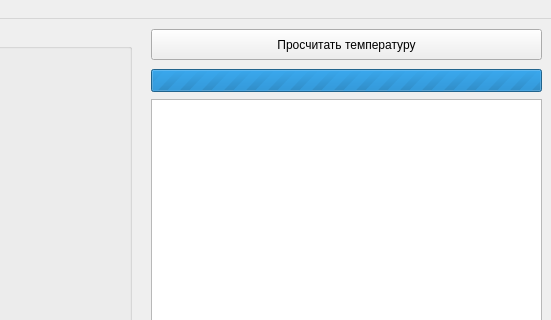
First picture: the form in mainwindow.ui, repository MVetch/heat, before the edit; both pictures show x 679 to 1230 and y 0 to 320 of the 1230 by 740 pixel window.
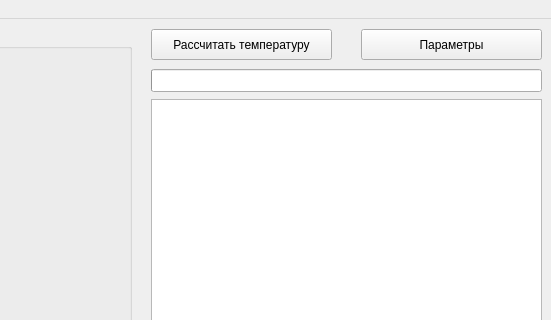
Second picture: the form after the edit. Custom widgets are drawn as their Qt base class.

Diff of the .ui file:
```diff
--- a/mainwindow.ui
+++ b/mainwindow.ui
@@ -10,9 +10,24 @@
     <height>740</height>
    </rect>
   </property>
+  <property name="minimumSize">
+   <size>
+    <width>1230</width>
+    <height>740</height>
+   </size>
+  </property>
+  <property name="maximumSize">
+   <size>
+    <width>1230</width>
+    <height>740</height>
+   </size>
+  </property>
   <property name="windowTitle">
    <string>Расчет теплового режима</string>
   </property>
+  <property name="autoFillBackground">
+   <bool>false</bool>
+  </property>
   <widget class="QWidget" name="centralWidget">
    <widget class="QGroupBox" name="groupBox">
     <property name="geometry">
@@ -156,12 +171,12 @@
      <rect>
       <x>830</x>
       <y>10</y>
-      <width>391</width>
+      <width>181</width>
       <height>31</height>
      </rect>
     </property>
     <property name="text">
-     <string>Просчитать температуру</string>
+     <string>Рассчитать температуру</string>
     </property>
    </widget>
    <widget class="QProgressBar" name="progressBar">
@@ -174,7 +189,7 @@
      </rect>
     </property>
     <property name="maximum">
-     <number>0</number>
+     <number>1</number>
     </property>
     <property name="value">
      <number>0</number>
@@ -182,8 +197,30 @@
     <property name="alignment">
      <set>Qt::AlignCenter</set>
     </property>
+    <property name="textVisible">
+     <bool>false</bool>
+    </property>
+    <property name="invertedAppearance">
+     <bool>false</bool>
+    </property>
+    <property name="textDirection">
+     <enum>QProgressBar::BottomToTop</enum>
+    </property>
     <property name="format">
-     <string>%v оборотов из %m</string>
+     <string notr="true">%v оборотов из %m</string>
+    </property>
+   </widget>
+   <widget class="QPushButton" name="openSettingsButton">
+    <property name="geometry">
+     <rect>
+      <x>1040</x>
+      <y>10</y>
+      <width>181</width>
+      <height>31</height>
+     </rect>
+    </property>
+    <property name="text">
+     <string>Параметры</string>
     </property>
    </widget>
   </widget>
```
Left out of the diff: 43 changed lines with no effect on the pictures.
